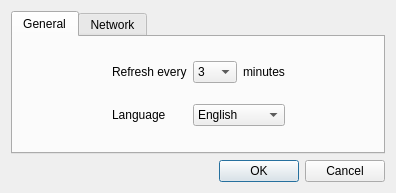
Qt form ui/settings.ui (ayoy/qtwitter) before a commit.
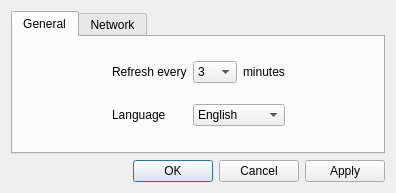
The same form after that commit.

The edit to the form file:
```diff
--- a/ui/settings.ui
+++ b/ui/settings.ui
@@ -26,7 +26,10 @@
       <enum>Qt::Horizontal</enum>
      </property>
      <property name="standardButtons">
-      <set>QDialogButtonBox::Cancel|QDialogButtonBox::Ok</set>
+      <set>QDialogButtonBox::Apply|QDialogButtonBox::Cancel|QDialogButtonBox::Ok</set>
+     </property>
+     <property name="centerButtons">
+      <bool>false</bool>
      </property>
     </widget>
    </item>
```
Left out of the diff: 17 changed lines with no effect on the pictures.
